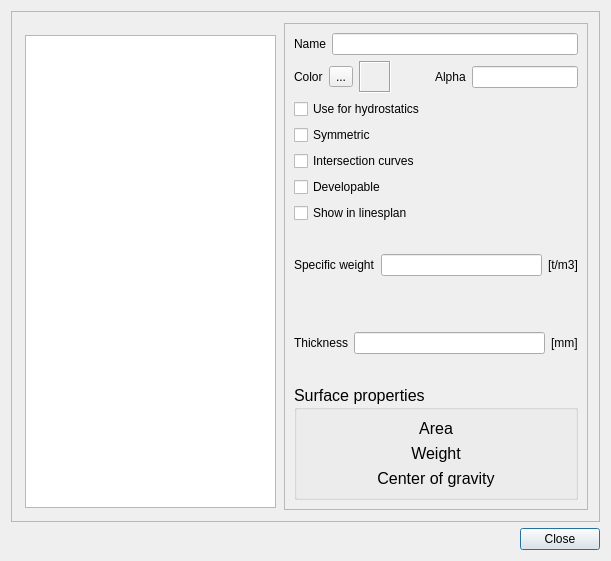
Old version of the form ShipCAD/layerdialog.ui in the repository gpgreen/ShipCAD.
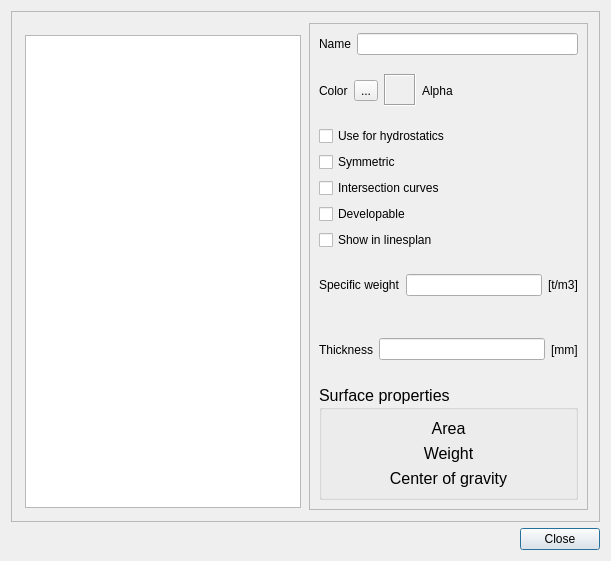
New version of the form.

Patch:
```diff
--- a/ShipCAD/layerdialog.ui
+++ b/ShipCAD/layerdialog.ui
@@ -129,6 +129,13 @@
                 </property>
                </widget>
               </item>
+              <item>
+               <widget class="QLabel" name="alphaLabel">
+                <property name="text">
+                 <string>Alpha</string>
+                </property>
+               </widget>
+              </item>
               <item>
                <spacer name="horizontalSpacer_2">
                 <property name="orientation">
@@ -142,16 +149,6 @@
                 </property>
                </spacer>
               </item>
-              <item>
-               <widget class="QLabel" name="label_5">
-                <property name="text">
-                 <string>Alpha</string>
-                </property>
-               </widget>
-              </item>
-              <item>
-               <widget class="QLineEdit" name="alphaLineEdit"/>
-              </item>
              </layout>
             </item>
             <item>
```
Left out of the diff: 33 changed lines with no effect on the pictures.
